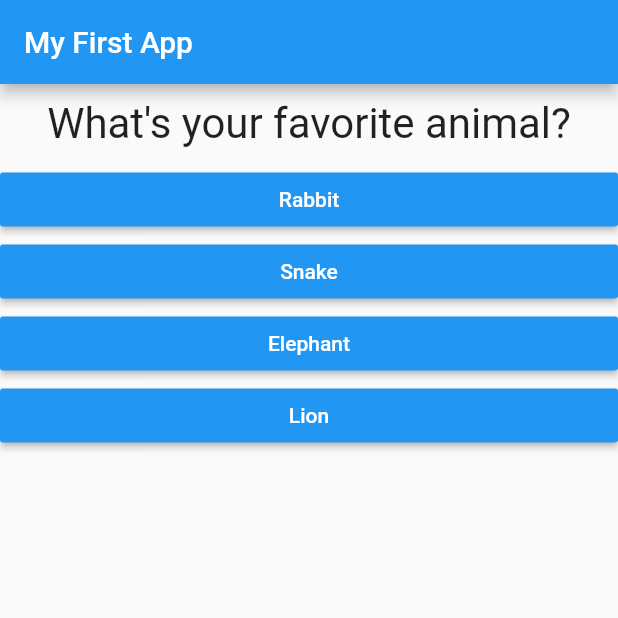
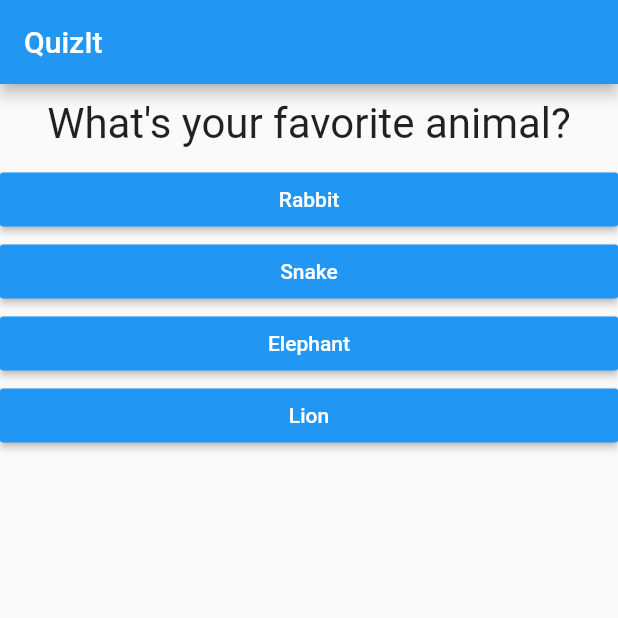
Before and after one commit to Karanjot-singh/Flutter-Quiz, a Flutter app: the screen it shows after launch, after a tap on "Black", on a phone screen of 412 x 824 dp, the top half of it. Run offline on Flutter 3.47's test engine with Material 2 defaults, Android fonts, the phone set to English and light mode, and no system bars.

```diff
--- a/lib/main.dart
+++ b/lib/main.dart
@@ -1,4 +1,4 @@
-import 'package:flutter/material.dart';
+import 'package:flutter/material.dart';//for runApp() and other inbuilt functions
 
 import './Quiz.dart';
 import './Result.dart';
@@ -8,7 +8,6 @@ void main() => runApp(MyApp());
 class MyApp extends StatefulWidget {
   @override
   State<StatefulWidget> createState() {
-    // TODO: implement createState
     return _MyAppState();
   }
 }
@@ -63,9 +62,9 @@ class _MyAppState extends State<MyApp> {
     });
     print(_questionIndex);
     if (_questionIndex < _questions.length) {
-      print('We have more questions!');
+      print('More questions coming up!');
     } else {
-      print('No more questions!');
+      print('You are all caught up!');
     }
   }
 
@@ -74,10 +73,10 @@ class _MyAppState extends State<MyApp> {
     return MaterialApp(
       home: Scaffold(
         appBar: AppBar(
-          title: Text('My First App'),
+          title: Text('QuizIt'),
         ),
         body: _questionIndex < _questions.length
-            ? Quiz(
+            ? Quiz( //see imported files
                 answerQuestion: _answerQuestion,
                 questionIndex: _questionIndex,
                 questions: _questions,
--- a/pubspec.yaml
+++ b/pubspec.yaml
@@ -14,7 +14,7 @@ description: A new Flutter project.
 version: 1.0.0+1
 
 environment:
-  sdk: ">=2.1.0 <3.0.0"
+  sdk: ">=2.6.0 <3.0.0"
 
 dependencies:
   flutter:
```
Also changed, not shown: lib/Quiz.dart (+9 -2 lines), pubspec.lock, 6 other files.
